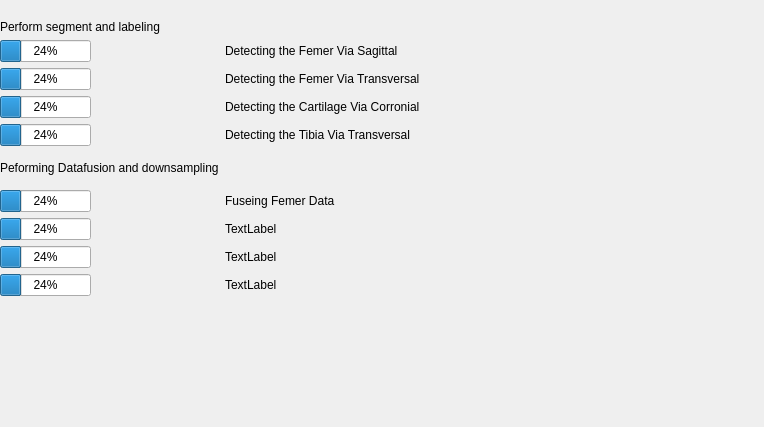
This is src/Implementation/gui/wizard_processfiles.ui in michael1991j/MriSegment as Qt 5 draws it before an edit. The edited form follows.
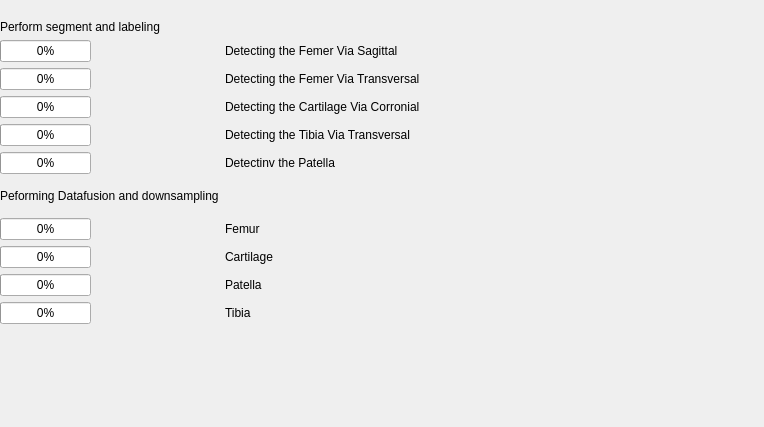
This is the edited form.

What changed in the file:
```diff
--- a/src/Implementation/gui/wizard_processfiles.ui
+++ b/src/Implementation/gui/wizard_processfiles.ui
@@ -33,80 +33,10 @@
       </property>
      </widget>
     </item>
-    <item row="2" column="0">
-     <widget class="QProgressBar" name="progressBar_2">
-      <property name="value">
-       <number>24</number>
-      </property>
-     </widget>
-    </item>
-    <item row="3" column="0">
-     <widget class="QProgressBar" name="progressBar_3">
-      <property name="value">
-       <number>24</number>
-      </property>
-     </widget>
-    </item>
-    <item row="4" column="0">
-     <widget class="QProgressBar" name="progressBar_4">
-      <property name="value">
-       <number>24</number>
-      </property>
-     </widget>
-    </item>
-    <item row="5" column="0">
-     <widget class="Line" name="line">
-      <property name="orientation">
-       <enum>Qt::Horizontal</enum>
-      </property>
-     </widget>
-    </item>
-    <item row="7" column="0">
-     <widget class="QLabel" name="label_2">
-      <property name="text">
-       <string>Peforming Datafusion and downsampling</string>
-      </property>
-     </widget>
-    </item>
-    <item row="8" column="0">
-     <widget class="Line" name="line_2">
-      <property name="orientation">
-       <enum>Qt::Horizontal</enum>
-      </property>
-     </widget>
-    </item>
-    <item row="9" column="0">
-     <widget class="QProgressBar" name="progressBar_5">
-      <property name="value">
-       <number>24</number>
-      </property>
-     </widget>
-    </item>
-    <item row="10" column="0">
-     <widget class="QProgressBar" name="progressBar_6">
-      <property name="value">
-       <number>24</number>
-      </property>
-     </widget>
-    </item>
-    <item row="11" column="0">
-     <widget class="QProgressBar" name="progressBar_7">
-      <property name="value">
-       <number>24</number>
-      </property>
-     </widget>
-    </item>
-    <item row="12" column="0">
-     <widget class="QProgressBar" name="progressBar_8">
-      <property name="value">
-       <number>24</number>
-      </property>
-     </widget>
-    </item>
     <item row="1" column="0">
      <widget class="QProgressBar" name="progressBar">
       <property name="value">
-       <number>24</number>
+       <number>0</number>
       </property>
      </widget>
     </item>
@@ -117,6 +47,13 @@
       </property>
      </widget>
     </item>
+    <item row="2" column="0">
+     <widget class="QProgressBar" name="progressBar_femert">
+      <property name="value">
+       <number>0</number>
+      </property>
+     </widget>
+    </item>
     <item row="2" column="1">
      <widget class="QLabel" name="label_4">
       <property name="text">
@@ -124,6 +61,13 @@
       </property>
      </widget>
     </item>
+    <item row="3" column="0">
+     <widget class="QProgressBar" name="progressBar_cartc">
+      <property name="value">
+       <number>0</number>
+      </property>
+     </widget>
+    </item>
     <item row="3" column="1">
      <widget class="QLabel" name="label_5">
       <property name="text">
@@ -131,10 +75,10 @@
       </property>
      </widget>
     </item>
-    <item row="9" column="1">
-     <widget class="QLabel" name="label_6">
-      <property name="text">
-       <string>Fuseing Femer Data </string>
+    <item row="4" column="0">
+     <widget class="QProgressBar" name="progressBar_tibiat">
+      <property name="value">
+       <number>0</number>
       </property>
      </widget>
     </item>
@@ -145,24 +89,94 @@
       </property>
      </widget>
     </item>
+    <item row="5" column="0">
+     <widget class="QProgressBar" name="progressBar_petellat">
+      <property name="value">
+       <number>0</number>
+      </property>
+     </widget>
+    </item>
+    <item row="5" column="1">
+     <widget class="QLabel" name="label_11">
+      <property name="text">
+       <string>Detectinv the Patella</string>
+      </property>
+     </widget>
+    </item>
+    <item row="6" column="0">
+     <widget class="Line" name="line">
+      <property name="orientation">
+       <enum>Qt::Horizontal</enum>
+      </property>
+     </widget>
+    </item>
+    <item row="8" column="0">
+     <widget class="QLabel" name="label_2">
+      <property name="text">
+       <string>Peforming Datafusion and downsampling</string>
+      </property>
+     </widget>
+    </item>
+    <item row="9" column="0">
+     <widget class="Line" name="line_2">
+      <property name="orientation">
+       <enum>Qt::Horizontal</enum>
+      </property>
+     </widget>
+    </item>
+    <item row="10" column="0">
+     <widget class="QProgressBar" name="progressBar_femur">
+      <property name="value">
+       <number>0</number>
+      </property>
+     </widget>
+    </item>
     <item row="10" column="1">
-     <widget class="QLabel" name="label_8">
+     <widget class="QLabel" name="label_6">
       <property name="text">
-       <string>TextLabel</string>
+       <string>Femur</string>
+      </property>
+     </widget>
+    </item>
+    <item row="11" column="0">
+     <widget class="QProgressBar" name="progressBar_cartilage">
+      <property name="value">
+       <number>0</number>
       </property>
      </widget>
     </item>
     <item row="11" column="1">
-     <widget class="QLabel" name="label_9">
+     <widget class="QLabel" name="label_8">
       <property name="text">
-       <string>TextLabel</string>
+       <string>Cartilage</string>
       </property>
      </widget>
     </item>
     <item row="12" column="1">
+     <widget class="QLabel" name="label_9">
+      <property name="text">
+       <string>Patella</string>
+      </property>
+     </widget>
+    </item>
+    <item row="13" column="0">
+     <widget class="QProgressBar" name="progressBar_tibia">
+      <property name="value">
+       <number>0</number>
+      </property>
+     </widget>
+    </item>
+    <item row="13" column="1">
      <widget class="QLabel" name="label_10">
       <property name="text">
-       <string>TextLabel</string>
+       <string>Tibia</string>
+      </property>
+     </widget>
+    </item>
+    <item row="12" column="0">
+     <widget class="QProgressBar" name="progressBar_patella">
+      <property name="value">
+       <number>0</number>
       </property>
      </widget>
     </item>
```
Left out of the diff: 2 changed lines with no effect on the pictures.
